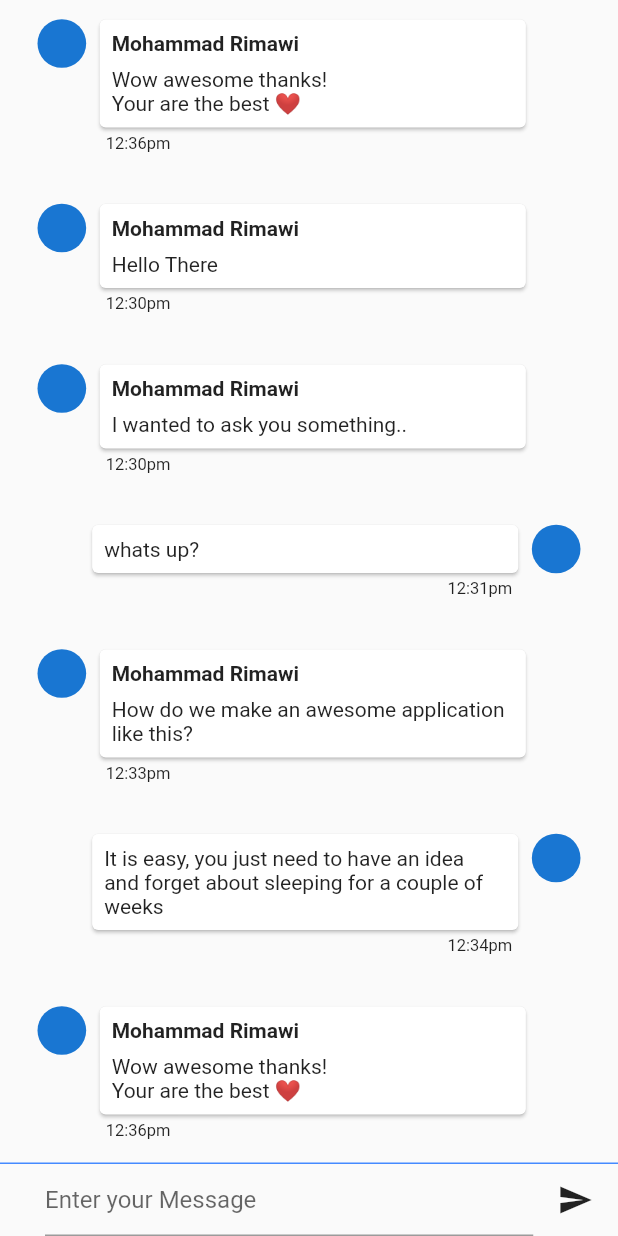
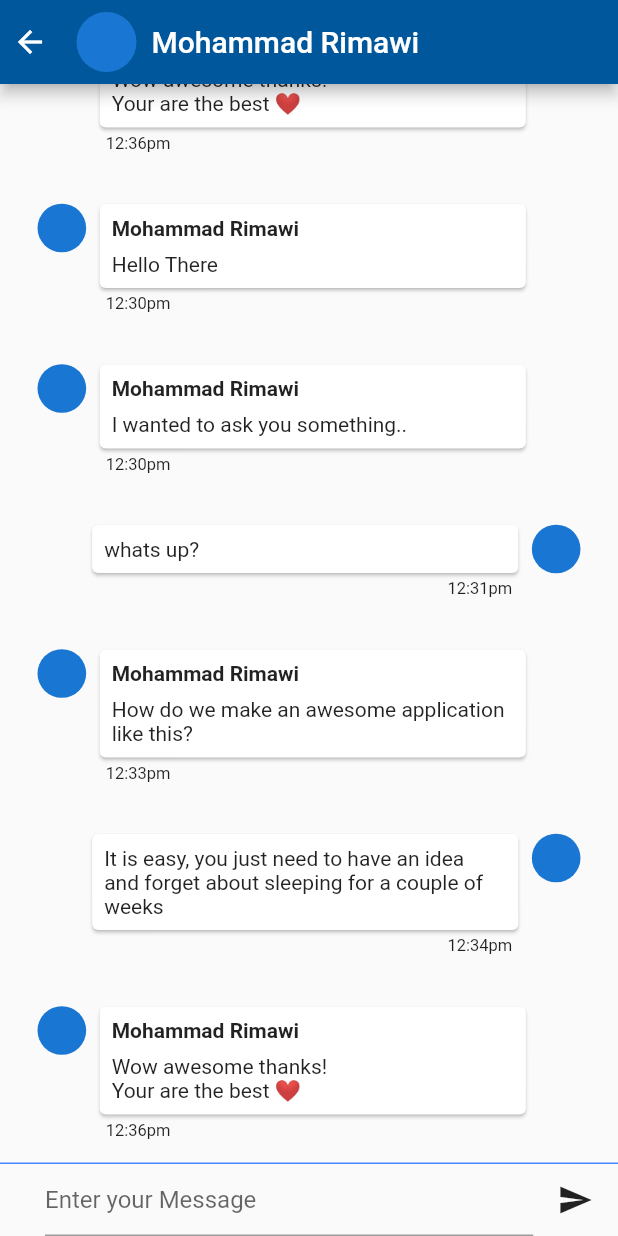
Before and after one commit to Apollo-LW/front-end, a Flutter app: the Chat screen opened by its route, on a phone screen of 412 x 824 dp. Run offline on Flutter 3.47's test engine with Material 2 defaults, Android fonts, the phone set to English and light mode, and no system bars; our stand-ins replace badges; missing offline and left inert: flutter_gallery.

Commit message:
Adding chats page, chat_rooms chat_rooms_card

```diff
--- a/lib/components/bottom_navigation_bar_controller.dart
+++ b/lib/components/bottom_navigation_bar_controller.dart
@@ -6,6 +6,7 @@ import 'package:Apollo/pages/chat/chat.dart';
 import 'package:Apollo/pages/home/home.dart';
 import 'package:Apollo/views/placeholder.dart';
 import 'package:flutter/material.dart';
+import 'package:Apollo/pages/chat/chats.dart';
 
 import 'bottom_navigation.dart';
 
@@ -33,7 +34,7 @@ class _BottomNavigationBarControllerState
     return BackgroundContainer(
       child: IndexedStack(
         index: currentIndex,
-        children: [Browse(), Home(), Course()],
+        children: [Browse(), Home(), Chats()],
       ),
       bottomNavigationBar: BottomNavigation(
         setCurrentIndex: setCurrentIndex,
--- a/lib/pages/browse/browse.dart
+++ b/lib/pages/browse/browse.dart
@@ -2,6 +2,7 @@ import 'package:flutter/material.dart';
 import 'package:Apollo/pages/home/home_components.dart';
 import 'package:Apollo/pages/Courses/courseList.dart';
 import 'package:Apollo/pages/browse/chipBuilder.dart';
+import 'package:Apollo/components/navdrawer.dart';
 
 class Browse extends StatelessWidget {
   final searchBarController = TextEditingController();
@@ -71,6 +72,7 @@ class Browse extends StatelessWidget {
           CourseList(title: "Astronomy"),
         ],
       ),
+      endDrawer: NavDrawer(),
     );
   }
 }
--- a/lib/pages/chat/chat.dart
+++ b/lib/pages/chat/chat.dart
@@ -54,10 +54,11 @@ class _ChatState extends State<Chat> {
         time: "12:36pm"),
   ];
 
+  bool appBar = false;
   @override
   Widget build(BuildContext context) {
+    if (appBar)
       return Scaffold(
-      // appBar: AppBar(),
         body: Padding(
           padding: const EdgeInsets.fromLTRB(10, 0, 10, 0),
           child: ListView(
@@ -130,5 +131,101 @@ class _ChatState extends State<Chat> {
         //     },
         //   ),
       );
+    else
+      return Scaffold(
+        appBar: AppBar(
+          leadingWidth: 35,
+          title: Row(
+            children: [
+              CircleAvatar(),
+              SizedBox(
+                width: 10,
+              ),
+              Text("Mohammad Rimawi")
+            ],
+          ),
+        ),
+        body: Padding(
+          padding: const EdgeInsets.fromLTRB(10, 0, 10, 0),
+          child: ListView.builder(
+            shrinkWrap: true,
+            physics: ClampingScrollPhysics(),
+            reverse: true,
+            itemCount: messages.length,
+            itemBuilder: (context, index) {
+              return MessageBox(
+                  message: messages[(messages.length - 1) - index]);
+            },
+          ),
+          // child: ListView(
+          //   // controller: _scrollController,
+          //   reverse: true,
+          //   shrinkWrap: true,
+          //   // children: new UnmodifiableListView(_messages),
+          //   children: messages.reversed
+          //       .map((message) => MessageBox(message: message))
+          //       .toList(),
+          // ),
+        ),
+
+        bottomNavigationBar: Container(
+            decoration: BoxDecoration(
+                border: Border(top: BorderSide(color: Colors.blueAccent))),
+            child: Form(
+              child: Container(
+                child: Padding(
+                  padding: const EdgeInsets.fromLTRB(30, 0, 10, 0),
+                  child: Row(children: [
+                    Expanded(
+                        flex: 7,
+                        child: TextFormField(
+                            controller: messageBoxController,
+                            decoration: const InputDecoration(
+                              hintText: 'Enter your Message',
+                            ))),
+                    Expanded(
+                      flex: 1,
+                      child: FlatButton(
+                        onPressed: () {
+                          setState(() {
+                            messages.add(Message(
+                                text: messageBoxController.text,
+                                time: '13:00pm',
+                                userID: '124'));
+                            messageBoxController.text = "";
+                          });
+                          // build(context,);
+                          // Validate will return true if the form is valid, or false if
+                          // the form is invalid.
+                          // if (_formKey.currentState.validate()) {
+                          // Process data.
+                          // }
+                        },
+                        child: Icon(Icons.send),
+                      ),
+                    ),
+                  ]),
+                ),
+              ),
+              // child:
+              //       TextFormField(
+              //         decoration: const InputDecoration(
+              //           hintText: 'Enter your Message',
+              //           icon: Icon(Icons.send),
+              //         ),
+
+              //       ),
+            )),
+
+        // TextFormField(
+
+        //     validator: (value) {
+        //       if (value.isEmpty) {
+        //         return 'Please enter some text';
+        //       }
+        //       return null;
+        //     },
+        //   ),
+      );
   }
 }
--- a/pubspec.yaml
+++ b/pubspec.yaml
@@ -27,6 +27,7 @@ dependencies:
   flutter_gallery: ^2.4.0+20400
   flutter_localizations: # Add this line
     sdk: flutter # Add this line
+  badges: ^1.1.6
 
   # The following adds the Cupertino Icons font to your application.
   # Use with the CupertinoIcons class for iOS style icons.
```
Also changed, not shown: lib/components/bottom_navigation.dart (+8 -1 lines), lib/pages/chat/ChatRoomCard.dart (added, +33 -0 lines), lib/pages/chat/Chats.dart (added, +65 -0 lines), lib/pages/chat/chat_rooms.dart (added, +21 -0 lines), pubspec.lock. Lines whose indentation alone changed are shown as unchanged.
